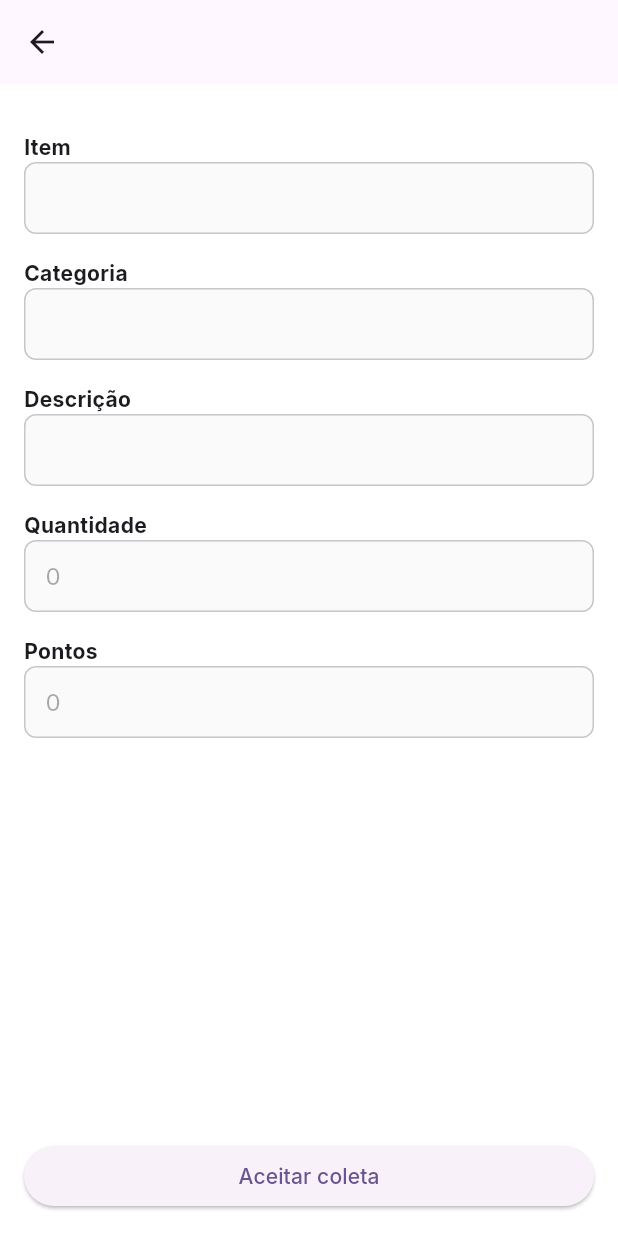
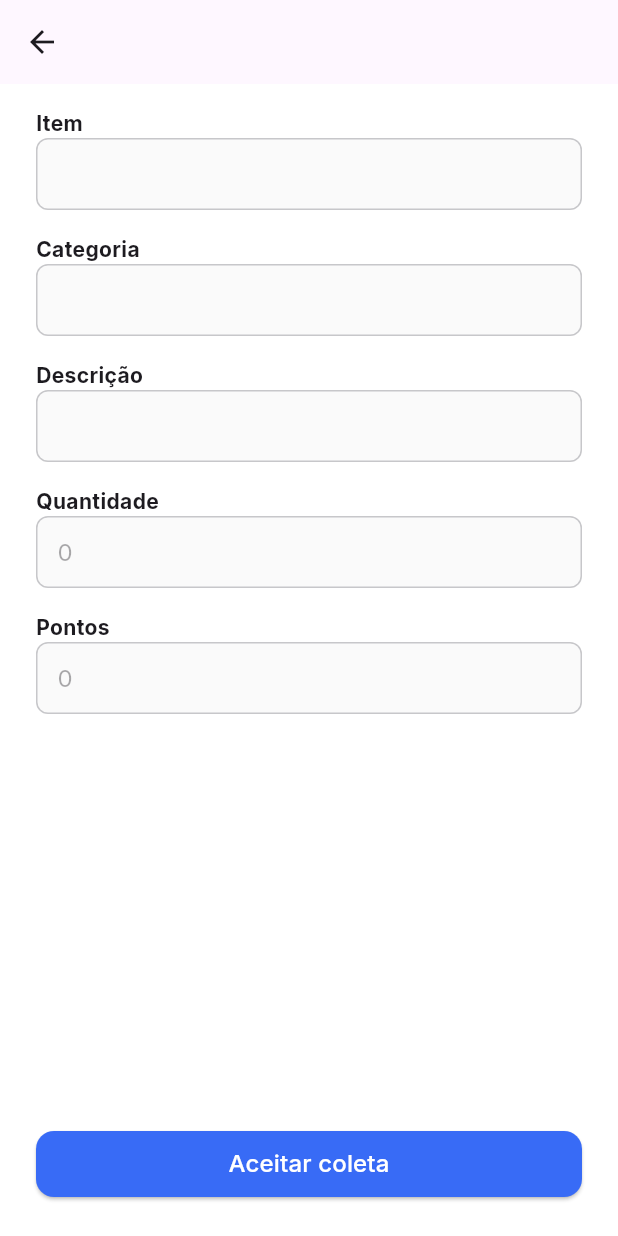
Before and after one commit to LosSantosBoys/Crystal-Clear, a Flutter app: the PinDetailPage screen opened directly with empty values, on a phone screen of 412 x 824 dp. Run offline on Flutter 3.47's test engine with Material 3 defaults, Android fonts, the phone set to English and light mode, and no system bars; our stand-ins replace cached_network_image, dropdown_button2, firebase_auth, firebase_core, flutter_secure_storage, geocoding and 8 more; accounts and stored records are empty; generated files the repository leaves out were written again.

Commit message:
replace button

```diff
--- a/lib/features/home/pages/pin_detail_page.dart
+++ b/lib/features/home/pages/pin_detail_page.dart
@@ -1,5 +1,6 @@
 import 'dart:io';
 import 'package:crystalclear/core/services/db_service.dart';
+import 'package:crystalclear/core/widgets/custom_button.dart';
 import 'package:flutter/material.dart';
 import 'package:geocoding/geocoding.dart';
 
@@ -50,14 +51,14 @@ class PinDetailPage extends StatelessWidget {
         title: Text(pin['category']),
       ),
       bottomNavigationBar: Padding(
-        padding: const EdgeInsets.all(16.0),
-        child: ElevatedButton(
+        padding: const EdgeInsets.all(24),
+        child: CustomButton(
           onPressed: () => _acceptCollection(context),
-          child: const Text('Aceitar coleta'),
+          text: "Aceitar coleta",
         ),
       ),
       body: SingleChildScrollView(
-        padding: const EdgeInsets.all(16.0),
+        padding: const EdgeInsets.symmetric(horizontal: 24),
         child: Column(
           crossAxisAlignment: CrossAxisAlignment.start,
           children: [
```
